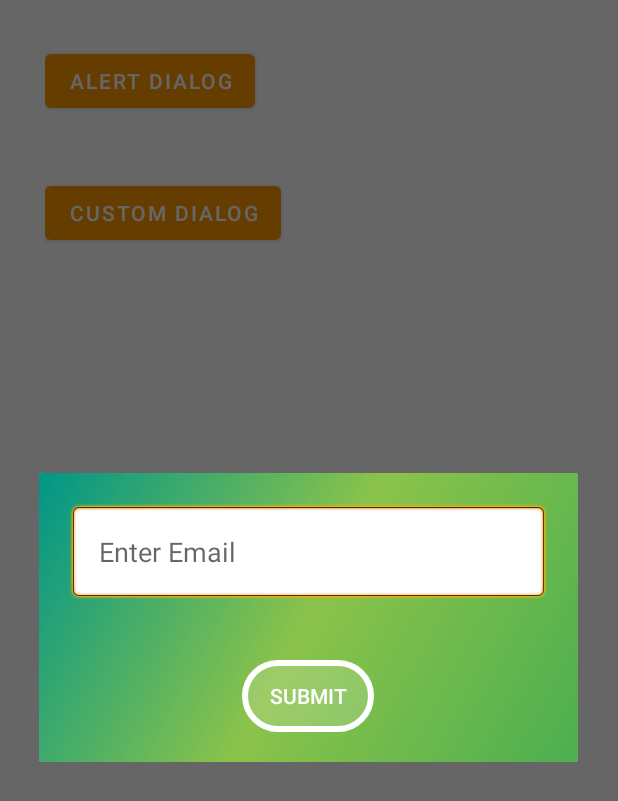
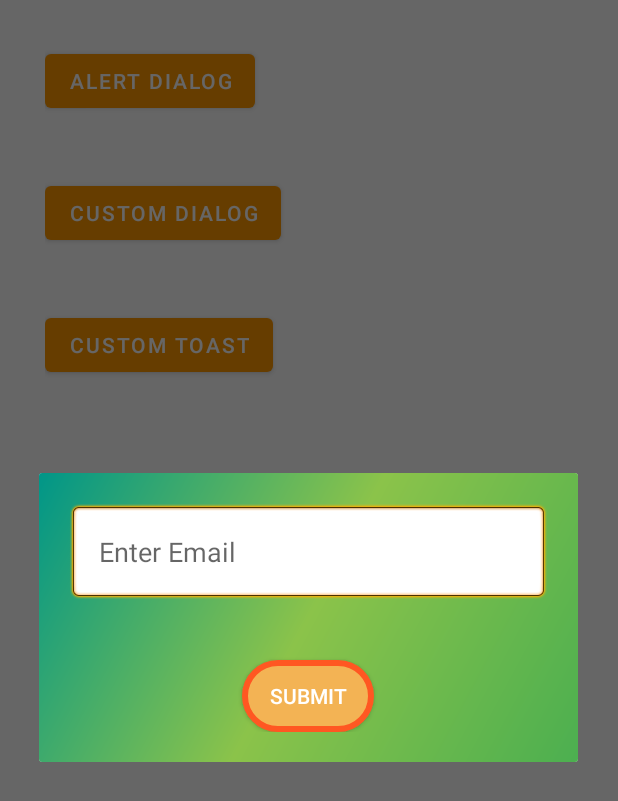
Before and after one commit to AR1610/Aarti_AndroidTraining, an Android app: the screen it shows after launch (AlertActivity), after a tap on "CUSTOM DIALOG", on a phone screen of 412 x 824 dp. Shown: the top 801 px of the screen. Run offline under Robolectric (Android 15) with nearby library versions, the phone set to English and light mode, and no system bars; 2 statements that could not run were skipped.

Commit message:
Custom Toast

```diff
--- a/app/build.gradle
+++ b/app/build.gradle
@@ -36,5 +36,5 @@ dependencies {
     androidTestImplementation 'androidx.test.ext:junit:1.1.3'
     androidTestImplementation 'androidx.test.espresso:espresso-core:3.4.0'
 
-
+    implementation 'de.hdodenhof:circleimageview:3.1.0'
 }
--- a/app/src/main/java/com/myappgen7to8/AlertActivity.java
+++ b/app/src/main/java/com/myappgen7to8/AlertActivity.java
@@ -14,14 +14,28 @@ import android.widget.Toast;
 
 public class AlertActivity extends AppCompatActivity {
 
-    Button btnAlertDialog,btnCustomDialog;
-
+    Button btnAlertDialog,btnCustomDialog,btnCustomToast;
     @Override
     protected void onCreate(Bundle savedInstanceState) {
         super.onCreate(savedInstanceState);
         setContentView(R.layout.activity_alert);
         btnAlertDialog = findViewById(R.id.btn_AlertDialog);
         btnCustomDialog = findViewById(R.id.btn_custom_Dialog);
+        btnCustomToast = findViewById(R.id.btn_custom_toast);
+        btnCustomToast.setOnClickListener(new View.OnClickListener() {
+            @Override
+            public void onClick(View v) {
+              //  Toast.makeText(AlertActivity.this, "Data has been sent", Toast.LENGTH_SHORT).show();
+                LayoutInflater layoutInflater = getLayoutInflater();
+                View myToast = layoutInflater.inflate(R.layout.raw_toast,null);
+                Toast toast = new Toast(AlertActivity.this);
+                toast.setView(myToast);
+                toast.setDuration(Toast.LENGTH_LONG);
+                toast.show();
+            }
+        });
+
+
         btnCustomDialog.setOnClickListener(new View.OnClickListener() {
             @Override
             public void onClick(View v) {
--- a/app/src/main/java/com/myappgen7to8/ImagePickActivity.java
+++ b/app/src/main/java/com/myappgen7to8/ImagePickActivity.java
@@ -12,10 +12,12 @@ import android.view.View;
 import android.widget.Button;
 import android.widget.ImageView;
 
+import de.hdodenhof.circleimageview.CircleImageView;
+
 public class ImagePickActivity extends AppCompatActivity {
 
     Button btnGallery,btnCamera;
-    ImageView imgDP;
+    CircleImageView imgDP;
     @Override
     protected void onCreate(Bundle savedInstanceState) {
         super.onCreate(savedInstanceState);
--- a/app/src/main/res/drawable/btn_bg.xml
+++ b/app/src/main/res/drawable/btn_bg.xml
@@ -2,7 +2,7 @@
 <shape xmlns:android="http://schemas.android.com/apk/res/android"
     android:shape="rectangle">
 
-    <solid android:color="#2AFBF8F8"></solid>
+    <solid android:color="#F3B354"></solid>
 
  <!--   <gradient
         android:angle="45"
@@ -10,5 +10,5 @@
         android:endColor="#FF5722"
         android:startColor="#FFC107" />-->
     <corners android:radius="40dp"/>
-    <stroke android:color="#fff" android:width="4dp"/>
+    <stroke android:color="#FF5722" android:width="4dp"/>
 </shape>
--- /dev/null
+++ b/app/src/main/res/drawable/ic_baseline_info_24.xml
@@ -0,0 +1,5 @@
+<vector android:height="24dp" android:tint="#FF5722"
+    android:viewportHeight="24" android:viewportWidth="24"
+    android:width="24dp" xmlns:android="http://schemas.android.com/apk/res/android">
+    <path android:fillColor="@android:color/white" android:pathData="M12,2C6.48,2 2,6.48 2,12s4.48,10 10,10 10,-4.48 10,-10S17.52,2 12,2zM13,17h-2v-6h2v6zM13,9h-2L11,7h2v2z"/>
+</vector>
--- a/app/src/main/res/layout/activity_alert.xml
+++ b/app/src/main/res/layout/activity_alert.xml
@@ -24,4 +24,13 @@
         android:layout_marginTop="40dp"
         android:text="Custom Dialog"/>
 
+
+    <Button
+        android:layout_width="wrap_content"
+        android:layout_height="wrap_content"
+        android:id="@+id/btn_custom_toast"
+        android:layout_marginTop="40dp"
+        android:text="Custom Toast"/>
+
+
 </LinearLayout>
```
Also changed, not shown: app/src/main/res/layout/activity_image_pick.xml (+9 -5 lines), app/src/main/res/layout/raw_toast.xml (added, +22 -0 lines).
